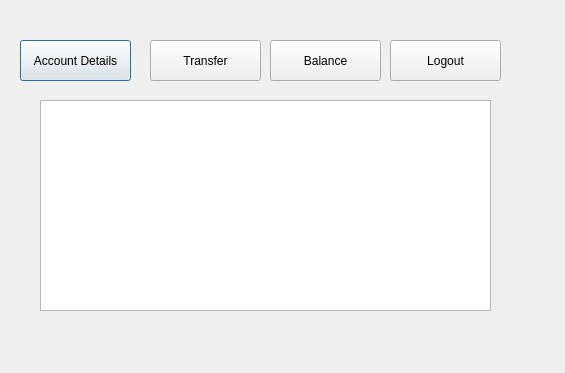
Qt form BankAppUsingSqlite/profile.ui (kunalgavhane12/QtAssignment) before a commit.
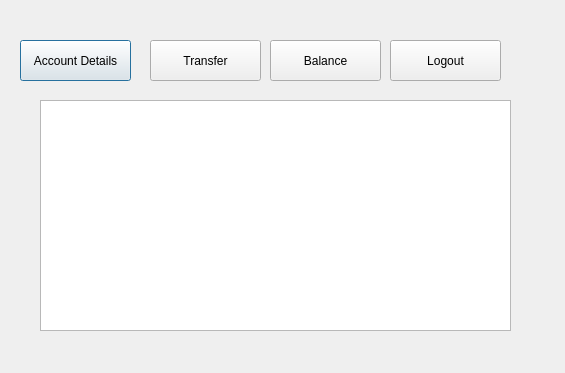
The same form after that commit.

Patch:
```diff
--- a/BankAppUsingSqlite/profile.ui
+++ b/BankAppUsingSqlite/profile.ui
@@ -70,8 +70,8 @@
     <rect>
      <x>40</x>
      <y>100</y>
-     <width>451</width>
-     <height>211</height>
+     <width>471</width>
+     <height>231</height>
     </rect>
    </property>
   </widget>
```
